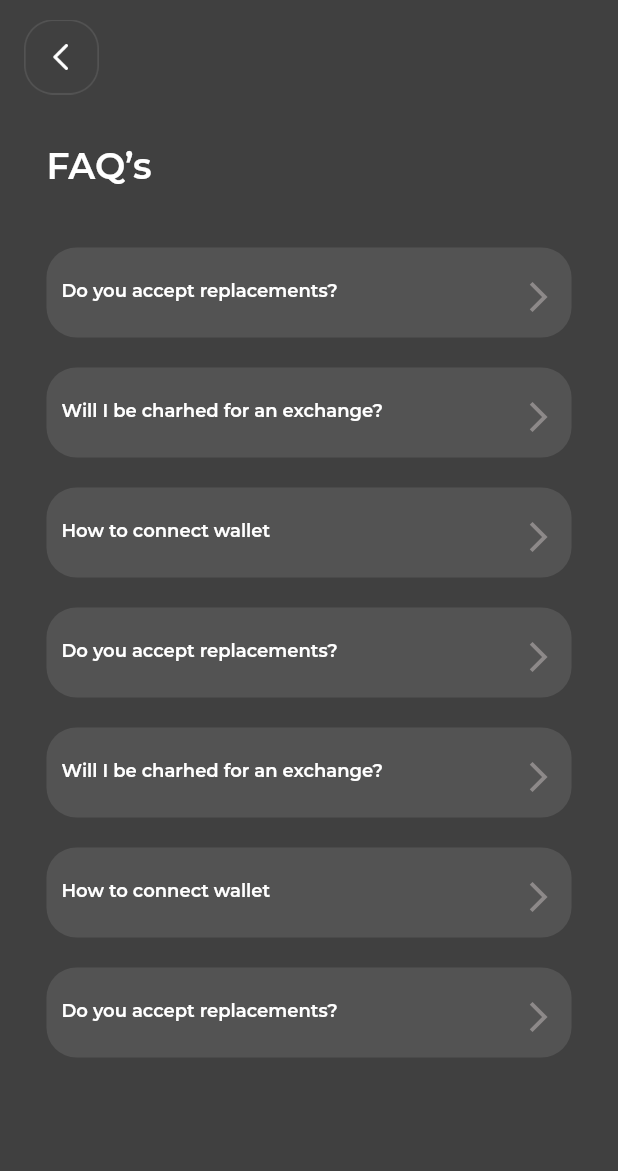
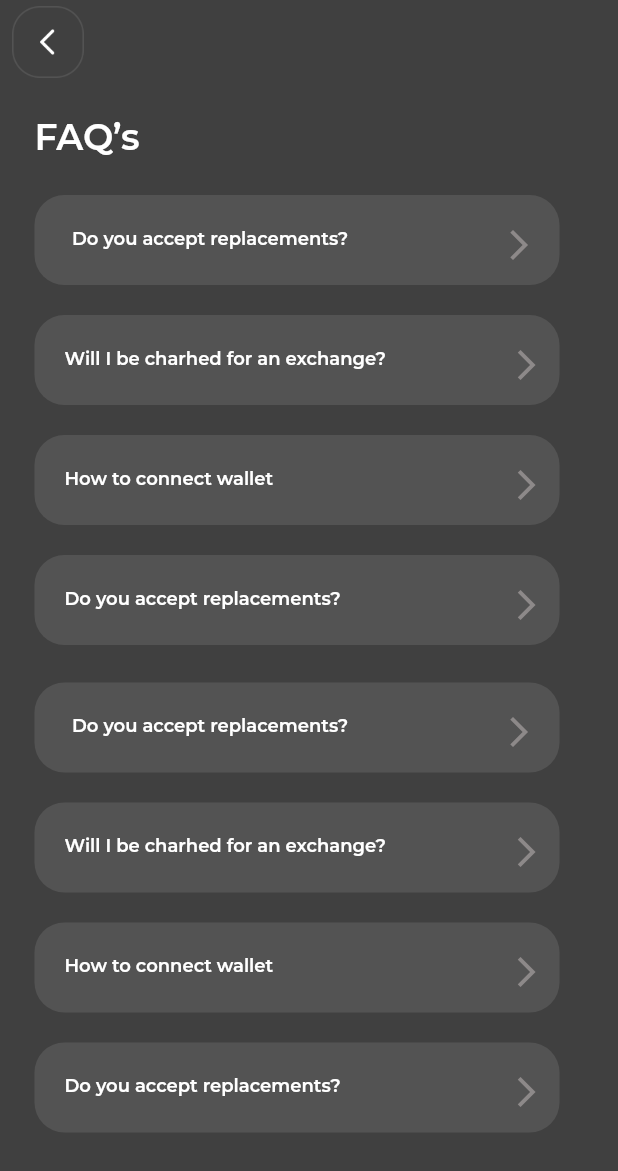
Before and after one commit to fwdAndroid/returnpostcourier, a Flutter app: the FAQ screen opened directly, on a phone screen of 412 x 824 dp. Shown: the top 1171 px of the screen. Run offline on Flutter 3.47's test engine with Material 2 defaults, Android fonts, the phone set to English and light mode, and no system bars; our stand-ins replace google_fonts.

Commit message:
Design Changed

```diff
--- a/lib/mainscreen/fullorderdetail.dart
+++ b/lib/mainscreen/fullorderdetail.dart
@@ -259,13 +259,13 @@ class _FullOrderDetailState extends State<FullOrderDetail> {
                       //  textAlign: TextAlign.start,
                       decoration: InputDecoration(
 
-                        labelText: '02355',
-                        contentPadding: EdgeInsets.only(top: 30, left: 20),
+                        hintText: '02355',
+                        contentPadding: EdgeInsets.only(top: 10, left: 20),
                         border: InputBorder.none,
 
 
                         labelStyle:  GoogleFonts.getFont('Montserrat',fontWeight: FontWeight.w600, color: Colors.white,fontSize: 12,fontStyle: FontStyle.normal),
-                        hintStyle:  GoogleFonts.getFont('Montserrat',fontWeight: FontWeight.w600, color: Color(0xff8D8989),fontSize: 12,fontStyle: FontStyle.normal),
+                        hintStyle:  GoogleFonts.getFont('Montserrat',fontWeight: FontWeight.w600, color: Colors.white,fontSize: 12,fontStyle: FontStyle.normal),
                       ),
                     )),
           Container(
--- a/lib/mainscreen/navigationscreens/faq/frequently.dart
+++ b/lib/mainscreen/navigationscreens/faq/frequently.dart
@@ -14,34 +14,41 @@ class _FAQState extends State<FAQ> {
   Widget build(BuildContext context) {
     return SafeArea(
       child: Scaffold(
-         backgroundColor: Color(0xff404040),
-         body: Column(
-
-           children: [
-               Container(
-                 margin: EdgeInsets.only(top: 10),
-                 child: ListTile(
-                   leading:  InkWell(
+        appBar: AppBar(
+          elevation: 0,
+          backgroundColor: Colors.transparent,
+          leading:     Padding(
+            padding: const EdgeInsets.only(left: 8.0),
+            child: InkWell(
                     onTap: () {
                       Navigator.pop(context);
                     },
                     child: Image.asset('assets/back.png',height: 50,width: 50,)),
+          ),
+
 
         ),
-               ),
-               Expanded(
-                 child: Container(
-                   margin: EdgeInsets.symmetric(vertical: 20),
+         backgroundColor: Color(0xff404040),
+         body: ListView(
+
+
+
+
+
+           children: [
+
+              SingleChildScrollView(
                 child: Column(
                 crossAxisAlignment: CrossAxisAlignment.start,
                 children: [
-                   Container(
-                        margin: EdgeInsets.only(top: 10,),
+                     Container(width: 101,
+                          margin: EdgeInsets.only(top: 25,left:23),
                           child: Text('FAQ’s',
-                            style: GoogleFonts.getFont('Montserrat',fontWeight: FontWeight.w600, color: Colors.white,fontSize: 24,fontStyle: FontStyle.normal),),
+                              style: GoogleFonts.getFont('Montserrat',fontWeight: FontWeight.w600, color: Colors.white,fontSize: 24,fontStyle: FontStyle.normal,height: 1,),),
                         ),
                          Container(
-                        margin: EdgeInsets.only(top: 40),
+                          margin: EdgeInsets.only(top:25,left: 23,right:23),
+                             padding: EdgeInsets.only(left: 10),
                           height: 60,
                           width: 350,
                           //  padding: const EdgeInsets.all(3.0),
@@ -53,9 +60,9 @@ class _FAQState extends State<FAQ> {
 
                           child: ListTile(
                             onTap: (){
-                            //Navigator.push(context, MaterialPageRoute(builder: (builder) => FAQ()));
+                         //     Navigator.push(context, MaterialPageRoute(builder: (builder) => FAQ()));
                             },
-                          contentPadding: EdgeInsets.symmetric(vertical: 5, horizontal: 10),
+                            contentPadding: EdgeInsets.symmetric(vertical: 5, horizontal: 15),
                             shape: CircleBorder(),
                             leading: Text(
                               'Do you accept replacements?',
@@ -68,7 +75,8 @@ class _FAQState extends State<FAQ> {
                           ),
                         ),
                         Container(
-                        margin: EdgeInsets.only(top: 20),
+                            margin: EdgeInsets.only(top:20,left: 23,right:23),
+                               padding: EdgeInsets.only(left: 10),
                           height: 60,
                           width: 350,
                           //  padding: const EdgeInsets.all(3.0),
@@ -95,7 +103,8 @@ class _FAQState extends State<FAQ> {
                           ),
                         ),
                           Container(
-                        margin: EdgeInsets.only(top: 20),
+                            margin: EdgeInsets.only(top:20,left: 23,right:23),
+                               padding: EdgeInsets.only(left: 10),
                           height: 60,
                           width: 350,
                           //  padding: const EdgeInsets.all(3.0),
@@ -123,7 +132,8 @@ class _FAQState extends State<FAQ> {
                         ),
 
                           Container(
-                        margin: EdgeInsets.only(top: 20),
+                            margin: EdgeInsets.only(top:20,left: 23,right:23),
+                            padding: EdgeInsets.only(left: 10),
                           height: 60,
                           width: 350,
                           //  padding: const EdgeInsets.all(3.0),
@@ -150,7 +160,8 @@ class _FAQState extends State<FAQ> {
                           ),
                         ),
                          Container(
-                        margin: EdgeInsets.only(top: 20),
+                          margin: EdgeInsets.only(top:25,left: 23,right:23),
+                             padding: EdgeInsets.only(left: 10),
                           height: 60,
                           width: 350,
                           //  padding: const EdgeInsets.all(3.0),
@@ -162,7 +173,35 @@ class _FAQState extends State<FAQ> {
 
                           child: ListTile(
                             onTap: (){
-                           // Navigator.push(context, MaterialPageRoute(builder: (builder) => FAQ()));
+                         //     Navigator.push(context, MaterialPageRoute(builder: (builder) => FAQ()));
+                            },
+                            contentPadding: EdgeInsets.symmetric(vertical: 5, horizontal: 15),
+                            shape: CircleBorder(),
+                            leading: Text(
+                              'Do you accept replacements?',
+                              style :GoogleFonts.getFont('Montserrat',fontWeight: FontWeight.w600, color: Colors.white,fontSize: 12,fontStyle: FontStyle.normal),
+                            ),
+                            trailing: Icon(
+                              Icons.arrow_forward_ios,
+                              color: Color(0xff8D8989),
+                            ),
+                          ),
+                        ),
+                        Container(
+                            margin: EdgeInsets.only(top:20,left: 23,right:23),
+                               padding: EdgeInsets.only(left: 10),
+                          height: 60,
+                          width: 350,
+                          //  padding: const EdgeInsets.all(3.0),
+                          decoration: BoxDecoration(
+                            color: Color(0xff535353),
+                            borderRadius: new BorderRadius.circular(20),
+                          ),
+                          // border: Border.all(color: Colors.grey,width: 0.5)
+
+                          child: ListTile(
+                            onTap: (){
+                            ///  Navigator.push(context, MaterialPageRoute(builder: (builder) => FAQ()));
                             },
                             contentPadding: EdgeInsets.symmetric(vertical: 5, horizontal: 10),
                             shape: CircleBorder(),
@@ -177,7 +216,8 @@ class _FAQState extends State<FAQ> {
                           ),
                         ),
                           Container(
-                        margin: EdgeInsets.only(top: 20),
+                            margin: EdgeInsets.only(top:20,left: 23,right:23),
+                               padding: EdgeInsets.only(left: 10),
                           height: 60,
                           width: 350,
                           //  padding: const EdgeInsets.all(3.0),
@@ -189,7 +229,7 @@ class _FAQState extends State<FAQ> {
 
                           child: ListTile(
                             onTap: (){
-                           // Navigator.push(context, MaterialPageRoute(builder: (builder) => FAQ()));
+                           //   Navigator.push(context, MaterialPageRoute(builder: (builder) => FAQ()));
                             },
                             contentPadding: EdgeInsets.symmetric(vertical: 5, horizontal: 10),
                             shape: CircleBorder(),
@@ -203,8 +243,10 @@ class _FAQState extends State<FAQ> {
                             ),
                           ),
                         ),
+
                           Container(
-                        margin: EdgeInsets.only(top: 20),
+                            margin: EdgeInsets.only(top:20,left: 23,right:23,bottom: 20),
+                            padding: EdgeInsets.only(left: 10),
                           height: 60,
                           width: 350,
                           //  padding: const EdgeInsets.all(3.0),
@@ -230,15 +272,13 @@ class _FAQState extends State<FAQ> {
                             ),
                           ),
                         ),
-
-            ],),
+            ],
                    ),
               ),
 
-             ],
-           )
 
-      ),
+
+           ]))
     );
   }
 }
--- a/lib/mainscreen/navigationscreens/orders/uploadrecipt.dart
+++ b/lib/mainscreen/navigationscreens/orders/uploadrecipt.dart
@@ -324,7 +324,7 @@ class _UploadReciptState extends State<UploadRecipt> {
               ],
             ),
              Container(
-                       margin: EdgeInsets.only(top: 30),
+                       margin: EdgeInsets.only(top: 30,bottom: 30),
                        child: Center(
                   child: ElevatedButton(
                     style: ElevatedButton.styleFrom(
```
Also changed, not shown: lib/mainscreen/mainscreen.dart (+51 -48 lines), lib/mainscreen/navigationscreens/earnings/payment.dart (+10 -7 lines), lib/mainscreen/navigationscreens/faq/faq.dart (+15 -13 lines), lib/mainscreen/navigationscreens/orders/orderhistory.dart (+5 -5 lines), lib/mainscreen/navigationscreens/settingpages/languageselection.dart (+7 -7 lines), lib/mainscreen/navigationscreens/settingpages/setting.dart (+29 -55 lines), assets/cap.png, assets/track.png, assets/trackmap.png (added). Lines whose indentation alone changed are shown as unchanged.
